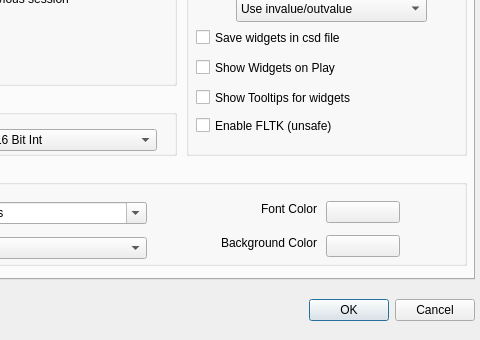
The window that src/configdialog.ui (CsoundQt/CsoundQt) describes before a commit, drawn with Qt 5; both pictures show x 206 to 686 and y 261 to 601 of the 686 by 601 pixel window.
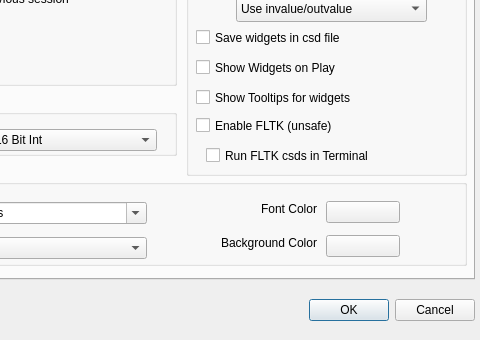
The same window after the commit. The open tabs and pages were chosen to show the change.

Commit message: Added option to run FLTK csds (when the string FLpanel is present) in terminal always

Patch:
```diff
--- a/src/configdialog.ui
+++ b/src/configdialog.ui
@@ -692,7 +692,7 @@
        <x>390</x>
        <y>170</y>
        <width>281</width>
-       <height>221</height>
+       <height>241</height>
       </rect>
      </property>
      <property name="title">
@@ -789,6 +789,22 @@
        </property>
       </item>
      </widget>
+     <widget class="QCheckBox" name="terminalFLTKCheckBox">
+      <property name="geometry">
+       <rect>
+        <x>20</x>
+        <y>210</y>
+        <width>251</width>
+        <height>21</height>
+       </rect>
+      </property>
+      <property name="toolTip">
+       <string>FLTK widgets from Csound can crash when running using the API. Preferably leave unchecked and run Csound from the terminal</string>
+      </property>
+      <property name="text">
+       <string>Run FLTK csds in Terminal</string>
+      </property>
+     </widget>
     </widget>
     <widget class="QGroupBox" name="groupBox_8">
      <property name="geometry">
```
Left out of the diff: 64 changed lines with no effect on the pictures. The commit also changes 3 other files.
